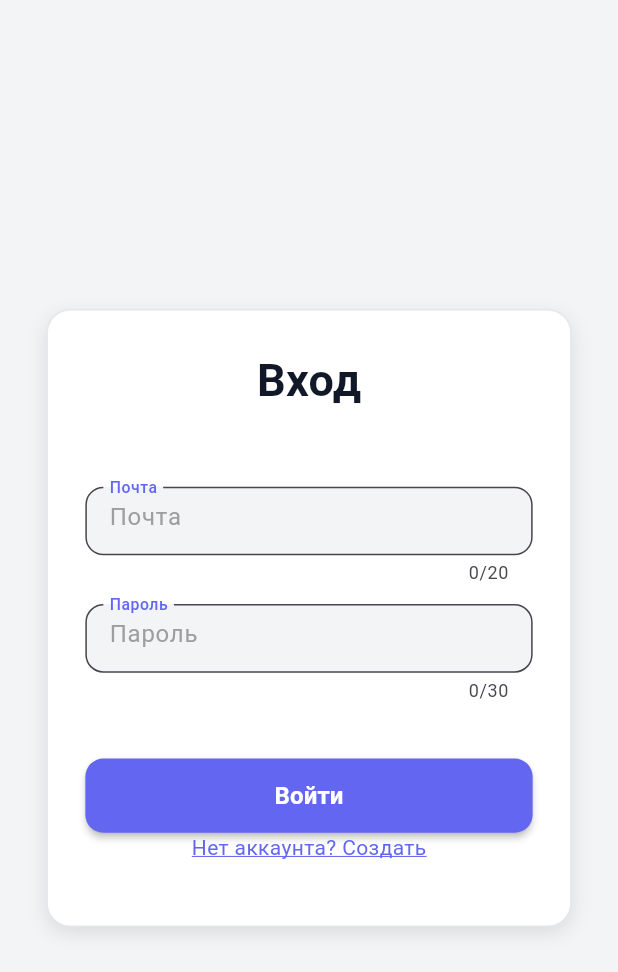
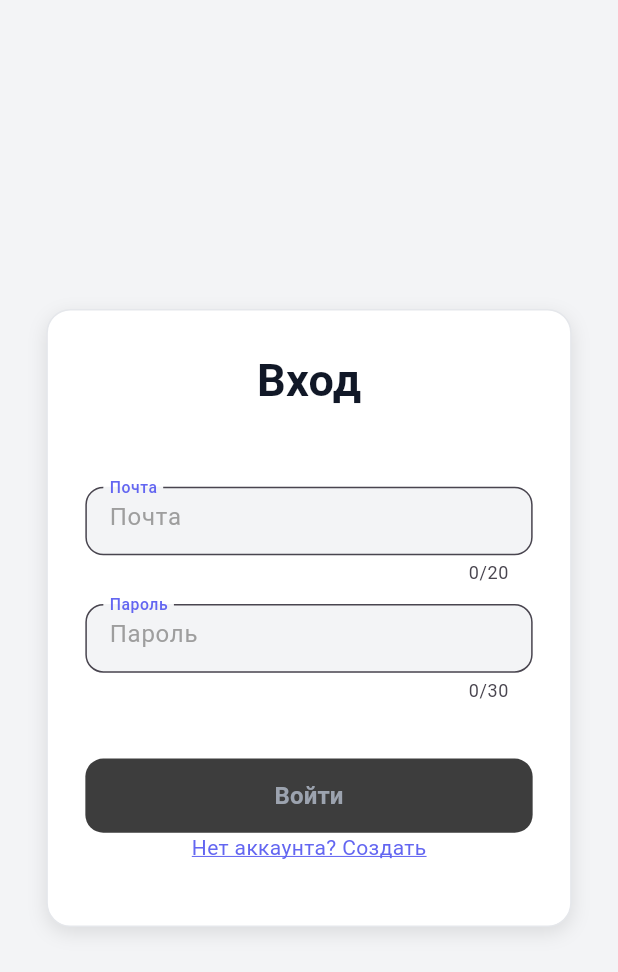
Before and after one commit to Froxick/TaskManager, a Flutter app: the screen it shows after launch, after a tap on "Уже есть аккаунт? Войти", on a phone screen of 412 x 824 dp. Shown: the top 972 px of the screen. Run offline on Flutter 3.47's test engine with Material 3 defaults, Android fonts, the phone set to English and light mode, and no system bars; our stand-ins replace dio, shared_preferences.

Commit message:
Auth module completed

```diff
--- a/frontend/lib/features/auth/screen/auth_screen.dart
+++ b/frontend/lib/features/auth/screen/auth_screen.dart
@@ -1,8 +1,10 @@
 import 'package:flutter/material.dart';
+import 'package:frontend/features/auth/controllers/auth_controller.dart';
 import 'package:frontend/features/auth/controllers/login_form_controller.dart';
 import 'package:frontend/features/auth/controllers/regisrer_form_controller.dart';
 import 'package:frontend/features/auth/widgets/login_form.dart';
 import 'package:frontend/features/auth/widgets/register_form.dart';
+import 'package:frontend/features/home/screen/home_screen.dart';
 
 class AuthScreen extends StatefulWidget {
   const AuthScreen({super.key});
@@ -12,14 +14,29 @@ class AuthScreen extends StatefulWidget {
 }
 
 class AuthScreenState extends State<AuthScreen> {
-  String form = 'register';
-  RegisterFormController registerControllers = RegisterFormController();
-  LoginFormController loginControllers = LoginFormController();
+  String _formType = 'register';
+  final RegisterFormController _registerControllers = RegisterFormController();
+  final LoginFormController _loginControllers = LoginFormController();
+  final AuthController _authController = AuthController();
 
   void setForm() {
     setState(() {
-      form = form == 'register' ? 'login' : 'register';
+      _formType = _formType == 'register' ? 'login' : 'register';
+
+      if (_formType == 'login') {
+        _authController.clearLoginError();
+      } else {
+        _authController.clearRegisterError();
+      }
     });
+  }
+
+  @override
+  void dispose() {
+    _registerControllers.dispose();
+    _loginControllers.dispose();
+    _authController.dispose();
+    super.dispose();
   }
 
   @override
@@ -27,6 +44,12 @@ class AuthScreenState extends State<AuthScreen> {
     final size = MediaQuery.of(context).size;
     final height = size.height;
     final width = size.width;
+
+    void navigateToHome() {
+      Navigator.pushReplacement(
+          context, MaterialPageRoute(builder: (_) => HomeScreen()));
+    }
+
     double formWidth;
     if (width > 1200) {
       formWidth = width * 0.25;
@@ -40,15 +63,19 @@ class AuthScreenState extends State<AuthScreen> {
       body: Center(
         child: SizedBox(
           width: formWidth,
-          height: form == 'register' ? height * 0.60 : height * 0.5,
-          child: form == 'register'
+          height: _formType == 'register' ? height * 0.65 : height * 0.5,
+          child: _formType == 'register'
               ? RegisterForm(
+                  navigate: navigateToHome,
                   changeForm: setForm,
-                  controllers: registerControllers,
+                  controllers: _registerControllers,
+                  authController: _authController,
                 )
               : LoginForm(
+                  navigate: navigateToHome,
                   changeForm: setForm,
-                  controllers: loginControllers,
+                  controllers: _loginControllers,
+                  authController: _authController,
                 ),
         ),
       ),
--- a/frontend/lib/features/auth/ui/form_button.dart
+++ b/frontend/lib/features/auth/ui/form_button.dart
@@ -7,13 +7,15 @@ class FormButton extends StatelessWidget {
   final String subTitle;
   final VoidCallback submit;
   final VoidCallback navigate;
+  final bool isValid;
 
   const FormButton(
       {super.key,
       required this.buttonTitle,
       required this.subTitle,
       required this.navigate,
-      required this.submit});
+      required this.submit,
+      required this.isValid});
 
   @override
   Widget build(BuildContext context) {
@@ -27,7 +29,7 @@ class FormButton extends StatelessWidget {
             onPress: submit,
             padding: height * 0.01,
             height: height * 0.06,
-            isValid: true),
+            isValid: isValid),
         MouseRegion(
           cursor: SystemMouseCursors.click,
           child: GestureDetector(
--- a/frontend/lib/features/auth/widgets/login_form.dart
+++ b/frontend/lib/features/auth/widgets/login_form.dart
@@ -1,4 +1,5 @@
 import 'package:flutter/material.dart';
+import 'package:frontend/features/auth/controllers/auth_controller.dart';
 import 'package:frontend/features/auth/controllers/login_form_controller.dart';
 import 'package:frontend/features/auth/ui/form_button.dart';
 import 'package:frontend/features/auth/ui/form_title.dart';
@@ -8,8 +9,14 @@ import 'package:frontend/shared/ui/input.dart';
 class LoginForm extends StatefulWidget {
   final VoidCallback changeForm;
   final LoginFormController controllers;
+  final AuthController authController;
+  final VoidCallback navigate;
   const LoginForm(
-      {super.key, required this.changeForm, required this.controllers});
+      {super.key,
+      required this.changeForm,
+      required this.controllers,
+      required this.authController,
+      required this.navigate});
 
   @override
   LoginFormState createState() => LoginFormState();
@@ -17,11 +24,36 @@ class LoginForm extends StatefulWidget {
 
 class LoginFormState extends State<LoginForm> {
   final _formKey = GlobalKey<FormState>();
+  bool _isFormValid = false;
+
+  void _validateForm() {
+    final isValid = _formKey.currentState?.validate() ?? false;
+    if (_isFormValid != isValid) {
+      setState(() {
+        _isFormValid = isValid;
+      });
+    }
+  }
+
+  Future<void> _handleLogin() async {
+    if (!_formKey.currentState!.validate()) {
+      return;
+    }
+    final success = await widget.authController.login(
+        email: widget.controllers.emailController.text,
+        password: widget.controllers.passwordController.text);
+    if (success && mounted) {
+      widget.navigate();
+    }
+  }
 
   @override
   Widget build(BuildContext context) {
     final size = MediaQuery.of(context).size;
     final height = size.height;
+    return AnimatedBuilder(
+        animation: widget.authController,
+        builder: (context, child) {
           return Container(
             width: double.infinity,
             height: double.infinity,
@@ -41,6 +73,7 @@ class LoginFormState extends State<LoginForm> {
               padding: EdgeInsets.all(25),
               child: Form(
                   key: _formKey,
+                  onChanged: _validateForm,
                   child: Column(
                     spacing: height * 0.02,
                     children: [
@@ -56,7 +89,7 @@ class LoginFormState extends State<LoginForm> {
                           label: 'Почта',
                           height: height * 0.075,
                           validator: widget.controllers.validateEmail,
-                ),
+                          onChanged: (value) => _validateForm()),
                       FormInput(
                           controller: widget.controllers.passwordController,
                           placeholder: 'Пароль',
@@ -66,18 +99,34 @@ class LoginFormState extends State<LoginForm> {
                           label: 'Пароль',
                           isPassword: true,
                           validator: widget.controllers.validatePassword,
+                          onChanged: (value) => _validateForm()),
+                      SizedBox(
+                        height: widget.authController.loginError != null
+                            ? 0
+                            : height * 0.01,
                       ),
-                SizedBox(
-                  height: height * 0.01,
+                      if (widget.authController.loginError != null)
+                        Padding(
+                          padding: const EdgeInsets.only(top: 8),
+                          child: Text(
+                            widget.authController.loginError!,
+                            style: const TextStyle(
+                                color: Colors.red, fontSize: 14),
                           ),
+                        ),
+                      if (widget.authController.loginLoading)
+                        const CircularProgressIndicator()
+                      else
                         FormButton(
+                            isValid: _isFormValid,
                             buttonTitle: 'Войти',
                             subTitle: 'Нет аккаунта? Создать',
                             navigate: widget.changeForm,
-                    submit: () => {})
+                            submit: _isFormValid ? _handleLogin : () {})
                     ],
                   )),
             ),
           );
+        });
   }
 }
--- a/frontend/lib/features/auth/widgets/register_form.dart
+++ b/frontend/lib/features/auth/widgets/register_form.dart
@@ -1,4 +1,5 @@
 import 'package:flutter/material.dart';
+import 'package:frontend/features/auth/controllers/auth_controller.dart';
 import 'package:frontend/features/auth/controllers/regisrer_form_controller.dart';
 import 'package:frontend/features/auth/ui/form_button.dart';
 import 'package:frontend/features/auth/ui/form_title.dart';
@@ -8,8 +9,14 @@ import 'package:frontend/shared/ui/input.dart';
 class RegisterForm extends StatefulWidget {
   final VoidCallback changeForm;
   final RegisterFormController controllers;
+  final AuthController authController;
+  final VoidCallback navigate;
   const RegisterForm(
-      {super.key, required this.changeForm, required this.controllers});
+      {super.key,
+      required this.navigate,
+      required this.changeForm,
+      required this.controllers,
+      required this.authController});
 
   @override
   RegisterFormState createState() => RegisterFormState();
@@ -17,11 +24,38 @@ class RegisterForm extends StatefulWidget {
 
 class RegisterFormState extends State<RegisterForm> {
   final _formKey = GlobalKey<FormState>();
+  bool _isFormValid = false;
+
+  void _validateForm() {
+    final isValid = _formKey.currentState?.validate() ?? false;
+    if (_isFormValid != isValid) {
+      setState(() {
+        _isFormValid = isValid;
+      });
+    }
+  }
+
+  Future<void> _hanldeRegister() async {
+    if (!_formKey.currentState!.validate()) {
+      return;
+    }
+    final success = await widget.authController.register(
+        name: widget.controllers.nameController.text,
+        email: widget.controllers.emailController.text,
+        password: widget.controllers.passwordController.text);
+    if (success && mounted) {
+      widget.navigate();
+    }
+  }
+
   @override
   Widget build(BuildContext context) {
     final size = MediaQuery.of(context).size;
     final height = size.height;
 
+    return AnimatedBuilder(
+        animation: widget.authController,
+        builder: (context, child) {
           return Container(
             width: double.infinity,
             height: double.infinity,
@@ -40,6 +74,7 @@ class RegisterFormState extends State<RegisterForm> {
             child: Padding(
               padding: EdgeInsets.all(25),
               child: Form(
+                onChanged: _validateForm,
                 key: _formKey,
                 child: Column(
                   spacing: height * 0.02,
@@ -56,7 +91,7 @@ class RegisterFormState extends State<RegisterForm> {
                         label: 'Имя',
                         validator: widget.controllers.validateName,
                         height: height * 0.075,
-              ),
+                        onChanged: (value) => _validateForm()),
                     FormInput(
                         controller: widget.controllers.emailController,
                         placeholder: 'Почта',
@@ -65,7 +100,7 @@ class RegisterFormState extends State<RegisterForm> {
                         label: 'Почта',
                         height: height * 0.075,
                         validator: widget.controllers.validateEmail,
-              ),
+                        onChanged: (value) => _validateForm()),
                     FormInput(
                         controller: widget.controllers.passwordController,
                         placeholder: 'Пароль',
@@ -75,19 +110,35 @@ class RegisterFormState extends State<RegisterForm> {
                         label: 'Пароль',
                         isPassword: true,
                         validator: widget.controllers.validatePassword,
+                        onChanged: (value) => _validateForm()),
+                    SizedBox(
+                      height: widget.authController.registerError != null
+                          ? 0
+                          : height * 0.01,
                     ),
-              SizedBox(
-                height: height * 0.01,
+                    if (widget.authController.registerError != null)
+                      Padding(
+                        padding: const EdgeInsets.only(top: 8),
+                        child: Text(
+                          widget.authController.registerError!,
+                          style:
+                              const TextStyle(color: Colors.red, fontSize: 14),
                         ),
+                      ),
+                    if (widget.authController.registerLoading)
+                      const CircularProgressIndicator()
+                    else
                       FormButton(
+                          isValid: _isFormValid,
                           buttonTitle: 'Создать',
                           subTitle: 'Уже есть аккаунт? Войти',
                           navigate: widget.changeForm,
-                  submit: () => {})
+                          submit: _isFormValid ? _hanldeRegister : () {})
                   ],
                 ),
               ),
             ),
           );
+        });
   }
 }
--- a/frontend/lib/shared/api/interceptor/error_interceptor.dart
+++ b/frontend/lib/shared/api/interceptor/error_interceptor.dart
@@ -29,7 +29,7 @@ class ErrorInterceptor extends Interceptor {
 
     if (error.type == DioExceptionType.connectionError) {
       return ApiError(
-        message: 'Нет соединения с интернетом',
+        message: 'Нет соединения с сервером',
         errorCode: 'NETWORK_ERROR',
         timestamp: DateTime.now().toIso8601String(),
       );
```
Lines whose indentation alone changed are shown as unchanged.
